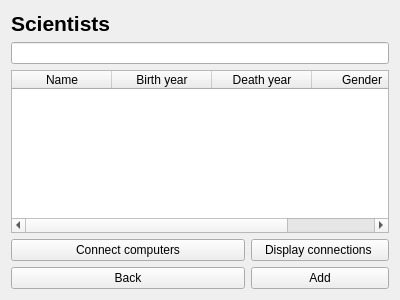
The window that scientistbase.ui (AndriM/Vika3) describes before a commit, drawn with Qt 5.
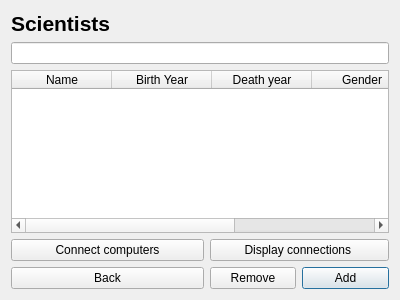
The same window after the commit.

```diff
--- a/scientistbase.ui
+++ b/scientistbase.ui
@@ -14,7 +14,68 @@
    <string>Scientists</string>
   </property>
   <layout class="QGridLayout" name="gridLayout">
-   <item row="2" column="0" colspan="3">
+   <item row="0" column="0">
+    <widget class="QLabel" name="computerLabel">
+     <property name="font">
+      <font>
+       <pointsize>16</pointsize>
+       <weight>75</weight>
+       <bold>true</bold>
+      </font>
+     </property>
+     <property name="text">
+      <string>Scientists</string>
+     </property>
+    </widget>
+   </item>
+   <item row="7" column="0" colspan="2">
+    <widget class="QPushButton" name="button_connect">
+     <property name="text">
+      <string>Connect computers</string>
+     </property>
+     <property name="autoDefault">
+      <bool>false</bool>
+     </property>
+    </widget>
+   </item>
+   <item row="8" column="0" colspan="2">
+    <widget class="QPushButton" name="backButton">
+     <property name="text">
+      <string>Back</string>
+     </property>
+     <property name="autoDefault">
+      <bool>false</bool>
+     </property>
+    </widget>
+   </item>
+   <item row="8" column="2">
+    <widget class="QPushButton" name="removeButton">
+     <property name="focusPolicy">
+      <enum>Qt::NoFocus</enum>
+     </property>
+     <property name="text">
+      <string>Remove</string>
+     </property>
+    </widget>
+   </item>
+   <item row="8" column="3">
+    <widget class="QPushButton" name="addButton">
+     <property name="text">
+      <string>Add</string>
+     </property>
+    </widget>
+   </item>
+   <item row="7" column="2" colspan="2">
+    <widget class="QPushButton" name="button_disp_conn">
+     <property name="text">
+      <string>   Display connections    </string>
+     </property>
+     <property name="autoDefault">
+      <bool>false</bool>
+     </property>
+    </widget>
+   </item>
+   <item row="2" column="0" colspan="4">
     <widget class="QTableWidget" name="listTable">
      <property name="editTriggers">
       <set>QAbstractItemView::NoEditTriggers</set>
@@ -41,7 +102,7 @@
      </column>
      <column>
       <property name="text">
-       <string>Birth year</string>
+       <string>Birth Year</string>
       </property>
      </column>
      <column>
@@ -54,69 +115,20 @@
        <string>Gender</string>
       </property>
      </column>
+     <column>
+      <property name="text">
+       <string>ID</string>
+      </property>
+     </column>
     </widget>
    </item>
-   <item row="1" column="0" colspan="3">
+   <item row="1" column="0" colspan="4">
     <widget class="QLineEdit" name="searchLine">
      <property name="text">
       <string/>
      </property>
     </widget>
    </item>
-   <item row="9" column="2">
-    <widget class="QPushButton" name="addButton">
-     <property name="text">
-      <string>Add</string>
-     </property>
-     <property name="autoDefault">
-      <bool>false</bool>
-     </property>
-    </widget>
-   </item>
-   <item row="9" column="0" colspan="2">
-    <widget class="QPushButton" name="backButton">
-     <property name="text">
-      <string>Back</string>
-     </property>
-     <property name="autoDefault">
-      <bool>false</bool>
-     </property>
-    </widget>
-   </item>
-   <item row="0" column="0">
-    <widget class="QLabel" name="computerLabel">
-     <property name="font">
-      <font>
-       <pointsize>16</pointsize>
-       <weight>75</weight>
-       <bold>true</bold>
-      </font>
-     </property>
-     <property name="text">
-      <string>Scientists</string>
-     </property>
-    </widget>
-   </item>
-   <item row="8" column="2">
-    <widget class="QPushButton" name="button_disp_conn">
-     <property name="text">
-      <string>   Display connections    </string>
-     </property>
-     <property name="autoDefault">
-      <bool>false</bool>
-     </property>
-    </widget>
-   </item>
-   <item row="8" column="0" colspan="2">
-    <widget class="QPushButton" name="button_connect">
-     <property name="text">
-      <string>Connect computers</string>
-     </property>
-     <property name="autoDefault">
-      <bool>false</bool>
-     </property>
-    </widget>
-   </item>
   </layout>
  </widget>
  <resources/>
```
